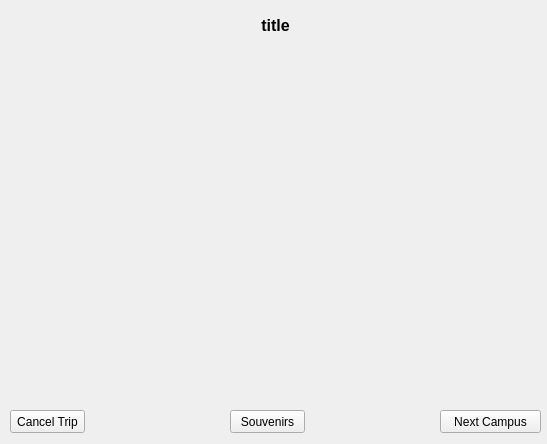
Ykhan799/CollegeTouringS21, file CollegeTouring/tripRoutePlanner.ui: the form before one commit.
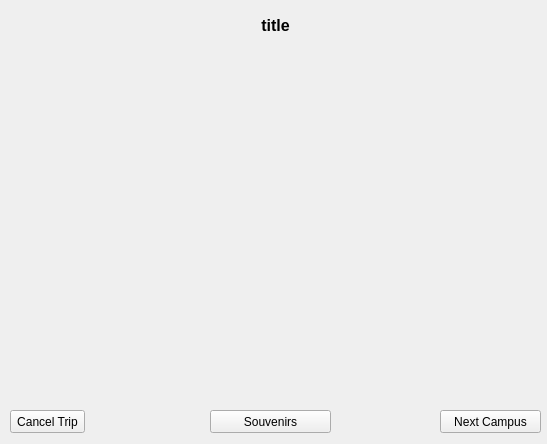
The form after the commit. The open tabs and pages were chosen to show the change.

The edit to the form file:
```diff
--- a/CollegeTouring/tripRoutePlanner.ui
+++ b/CollegeTouring/tripRoutePlanner.ui
@@ -163,9 +163,9 @@
     <widget class="QPushButton" name="souvenirsButton">
      <property name="geometry">
       <rect>
-       <x>230</x>
+       <x>210</x>
        <y>410</y>
-       <width>75</width>
+       <width>121</width>
        <height>23</height>
       </rect>
      </property>
```
